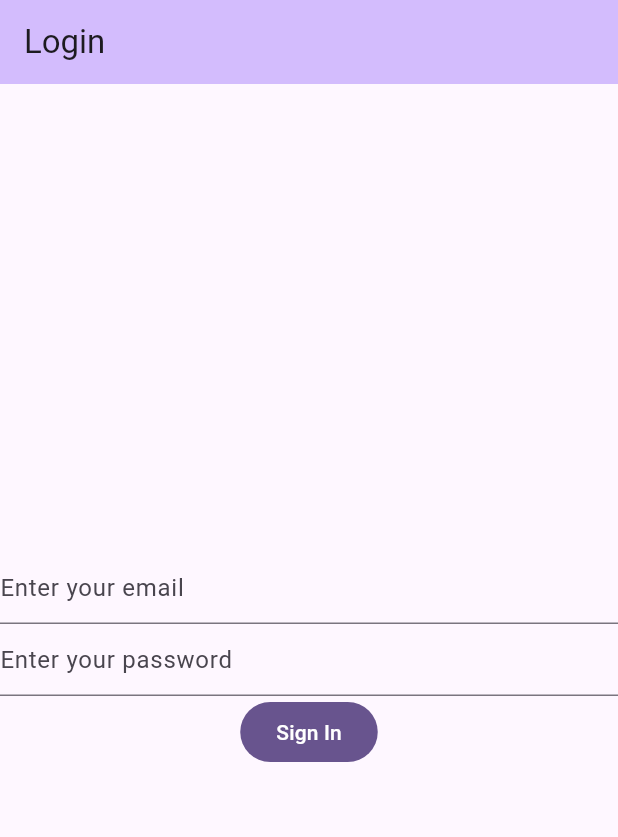
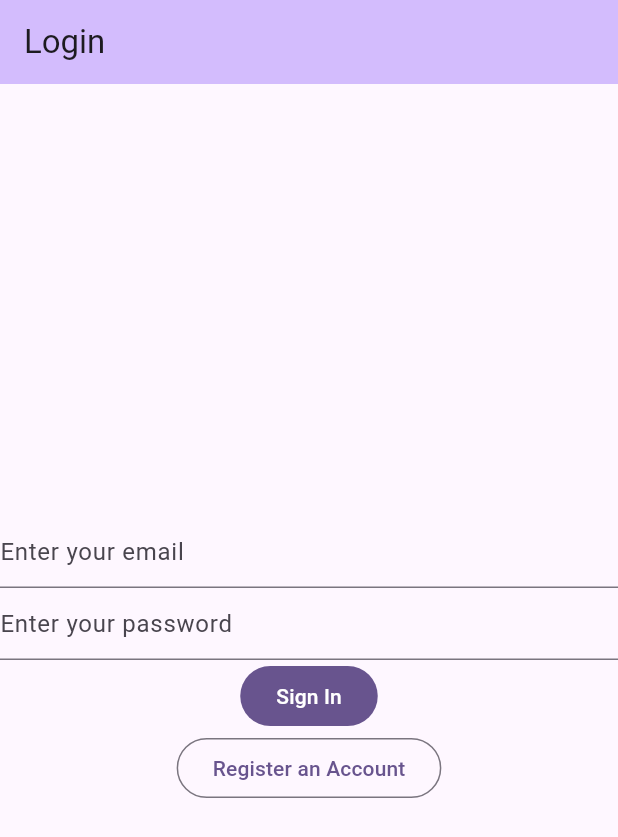
Before and after one commit to gbengadev/notesapp, a Flutter app: the screen it shows after launch, on a phone screen of 412 x 824 dp. Shown: the top 837 px of the screen. Run offline on Flutter 3.47's test engine with Material 2 defaults, Android fonts, the phone set to English and light mode, and no system bars; our stand-ins replace firebase_auth, firebase_core; accounts and stored records are empty.

Commit message:
Create sign up and login functionalities

```diff
--- /dev/null
+++ b/lib/constants/routes.dart
@@ -0,0 +1,4 @@
+const loginPageRoute = '/login/';
+const mainPageRoute = '/main/';
+const registerPageRoute = '/register/';
+const verifyEmailRoute = '/verify/';
--- a/lib/main.dart
+++ b/lib/main.dart
@@ -1,7 +1,10 @@
-import 'package:firebase_core/firebase_core.dart';
 import 'package:flutter/material.dart';
-import 'package:flutterdemoapp/firebase_options.dart';
+import 'package:flutterdemoapp/constants/routes.dart';
+import 'package:flutterdemoapp/services/auth/auth_service.dart';
 import 'package:flutterdemoapp/views/login_view.dart';
+import 'package:flutterdemoapp/views/main_view.dart';
+import 'package:flutterdemoapp/views/register_view.dart';
+import 'package:flutterdemoapp/views/verify_email_view.dart';
 
 void main() {
   WidgetsFlutterBinding.ensureInitialized();
@@ -11,7 +14,13 @@ void main() {
       colorScheme: ColorScheme.fromSeed(seedColor: Colors.deepPurple),
       useMaterial3: true,
     ),
-    home: const LoginView(title: 'Login'),
+    home: const HomePage(),
+    routes: {
+      loginPageRoute: (context) => const LoginView(),
+      registerPageRoute: (context) => const RegisterPage(),
+      mainPageRoute: (context) => const MainPage(),
+      verifyEmailRoute: (context) => const VerifyEmail(),
+    },
   ));
 }
 
@@ -20,14 +29,24 @@ class HomePage extends StatelessWidget {
 
   @override
   Widget build(BuildContext context) {
-    return Scaffold(
-      appBar: AppBar(title: const Text("Home Page")),
-      body: FutureBuilder(
-          future: Firebase.initializeApp(
-              options: DefaultFirebaseOptions.currentPlatform),
-          builder: (context, snapshot) {
-            return const Text("Loading");
-          }),
-    );
+    VerifyEmail verifyEmail = new VerifyEmail();
+    return FutureBuilder(
+        future: AuthService.firebase().initialize(),
+        builder: (context, snapshot) {
+          if (snapshot.connectionState == ConnectionState.done) {
+            final user = AuthService.firebase().currentUser;
+            if (user != null) {
+              print("Verified status: " + verifyEmail.isVerified().toString());
+              if (verifyEmail.isVerified()) {
+                return const MainPage();
+              } else {
+                return const VerifyEmail();
+              }
+            } else {
+              return const LoginView();
+            }
+          }
+          return const CircularProgressIndicator();
+        });
   }
 }
--- /dev/null
+++ b/lib/services/auth/auth_exceptions.dart
@@ -0,0 +1,30 @@
+//Login exceptions
+import 'package:firebase_auth/firebase_auth.dart';
+import 'package:firebase_core/firebase_core.dart';
+
+class UserNotFoundAuthException implements Exception {}
+
+class WrongCredentialAuthException implements Exception, FirebaseException {
+  @override
+  String get code => throw FirebaseException(plugin: plugin).code;
+
+  @override
+  String? get message => FirebaseException(plugin: plugin).message;
+
+  @override
+  String get plugin => throw UnimplementedError();
+  @override
+  StackTrace? get stackTrace => FirebaseException(plugin: plugin).stackTrace;
+}
+
+//Register
+class WeakPasswordException implements Exception {}
+
+class EmailAlreadyInUseAuthException implements Exception {}
+
+class InvalidEmailAuthException implements Exception {}
+
+//generic exceptions
+class GenericAuthException implements Exception {}
+
+class UserNotLoggedInAuthException implements Exception {}
--- /dev/null
+++ b/lib/services/auth/auth_user.dart
@@ -0,0 +1,11 @@
+import 'package:firebase_auth/firebase_auth.dart' as FirebaeAuth show User;
+import 'package:flutter/foundation.dart';
+
+@immutable
+class AuthUser {
+  final bool isEmailVerified;
+  const AuthUser(this.isEmailVerified);
+
+  factory AuthUser.fromFirebase(FirebaeAuth.User user) =>
+      AuthUser(user.emailVerified);
+}
--- a/lib/views/login_view.dart
+++ b/lib/views/login_view.dart
@@ -1,12 +1,10 @@
-import 'package:firebase_auth/firebase_auth.dart';
-import 'package:firebase_core/firebase_core.dart';
 import 'package:flutter/material.dart';
-
-import '../firebase_options.dart';
+import 'package:flutterdemoapp/constants/routes.dart';
+import 'package:flutterdemoapp/services/auth/auth_exceptions.dart';
+import 'package:flutterdemoapp/services/auth/auth_service.dart';
 
 class LoginView extends StatefulWidget {
-  const LoginView({super.key, required this.title});
-  final String title;
+  const LoginView({super.key});
 
   @override
   State<LoginView> createState() => _LoginViewState();
@@ -15,6 +13,8 @@ class LoginView extends StatefulWidget {
 class _LoginViewState extends State<LoginView> {
   late final TextEditingController _email;
   late final TextEditingController _password;
+  bool isVisible = false;
+  String errorText = '';
 
   @override
   void initState() {
@@ -35,46 +35,65 @@ class _LoginViewState extends State<LoginView> {
     return Scaffold(
       appBar: AppBar(
         backgroundColor: Theme.of(context).colorScheme.inversePrimary,
-        title: Text(widget.title),
+        title: const Text('Login'),
       ),
       body: Center(
-        child: FutureBuilder(
-          future: Firebase.initializeApp(
-            options: DefaultFirebaseOptions.currentPlatform,
-          ),
-          builder: (context, snapshot) {
-            switch (snapshot.connectionState) {
-              case ConnectionState.done:
-                return Column(
+        child: Column(
           mainAxisAlignment: MainAxisAlignment.center,
           children: <Widget>[
             TextFormField(
-                      decoration:
-                          const InputDecoration(hintText: 'Enter your email'),
+              decoration: const InputDecoration(hintText: 'Enter your email'),
               controller: _email,
             ),
             TextFormField(
-                      decoration: const InputDecoration(
-                          hintText: 'Enter your password'),
+              decoration:
+                  const InputDecoration(hintText: 'Enter your password'),
               controller: _password,
             ),
-                    FilledButton(
-                        onPressed: onPressed, child: const Text('Sign In'))
+            Visibility(
+              visible: isVisible,
+              child: Text(
+                style: TextStyle(color: Color.fromARGB(255, 128, 4, 4)),
+                (errorText),
+              ),
+            ),
+            FilledButton(onPressed: onPressed, child: const Text('Sign In')),
+            OutlinedButton(
+                onPressed: navigateToRegisterPage,
+                child: const Text('Register an Account'))
           ],
-                );
-              default:
-                return const Text('Loading..');
-            }
-          },
         ),
       ),
     );
   }
 
   void onPressed() async {
+    try {
       final email = _email.text;
       final password = _password.text;
-    await FirebaseAuth.instance
-        .signInWithEmailAndPassword(email: email, password: password);
+      await AuthService.firebase().login(email: email, password: password);
+      // ignore: use_build_context_synchronously
+      Navigator.of(context)
+          .pushNamedAndRemoveUntil(mainPageRoute, (route) => false);
+    } on WrongCredentialAuthException catch (e) {
+      setState(() {
+        isVisible = true;
+        errorText = 'Username and password combination is wrong';
+      });
+      print("o " + e.code);
+      print(e.message);
+    } catch (e) {
+      setState(() {
+        isVisible = true;
+        errorText = 'Login failed, Please try again later.';
+      });
+
+      print(e);
     }
   }
+
+  void navigateToRegisterPage() {
+    Navigator.of(context)
+        .pushNamedAndRemoveUntil(registerPageRoute, (route) => false);
+  }
+}
```
Also changed, not shown: lib/services/auth/auth_provider.dart (added, +16 -0 lines), lib/services/auth/auth_service.dart (added, +44 -0 lines), lib/services/auth/firebase_auth_provider.dart (added, +93 -0 lines), lib/utility-methods/util.dart (added, +7 -0 lines), lib/views/main_view.dart (added, +79 -0 lines), lib/views/register_view.dart (+46 -30 lines), lib/views/verify_email_view.dart (added, +56 -0 lines). Lines whose indentation alone changed are shown as unchanged.
